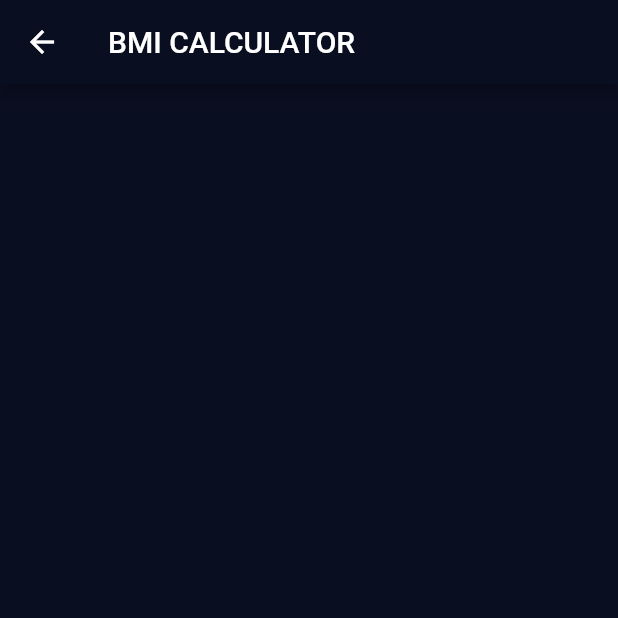
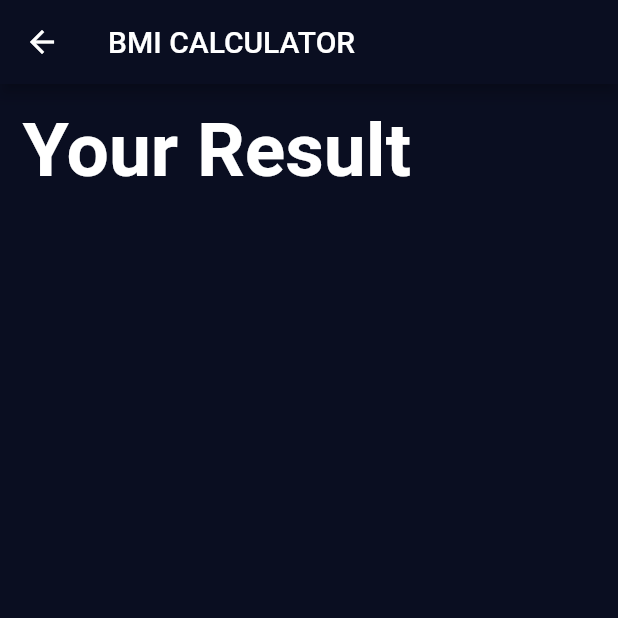
Before and after one commit to piotrek1543/BMI_Calculator_App, a Flutter app: the screen it shows after launch, after a tap on "CALCULATE", on a phone screen of 412 x 824 dp, the top half of it. Run offline on Flutter 3.47's test engine with Material 2 defaults, Android fonts, the phone set to English and light mode, and no system bars; our stand-ins replace font_awesome_flutter.

Commit message:
Add title to ResultsPage component.

```diff
--- a/lib/screens/results_page.dart
+++ b/lib/screens/results_page.dart
@@ -13,8 +13,24 @@ class ResultsPage extends StatelessWidget {
   @override
   Widget build(BuildContext context) {
     return Scaffold(
-        appBar: AppBar(
-      title: Text('BMI CALCULATOR'),
-    ));
+      appBar: AppBar(
+        title: Text('BMI CALCULATOR'),
+      ),
+      body: Column(
+        children: <Widget>[
+          Container(
+            padding: EdgeInsets.all(15.0),
+            alignment: Alignment.bottomLeft,
+            child: Text(
+              'Your Result',
+              style: TextStyle(
+                fontSize: 50.0,
+                fontWeight: FontWeight.bold,
+              ),
+            ),
+          ),
+        ],
+      ),
+    );
   }
 }
```
